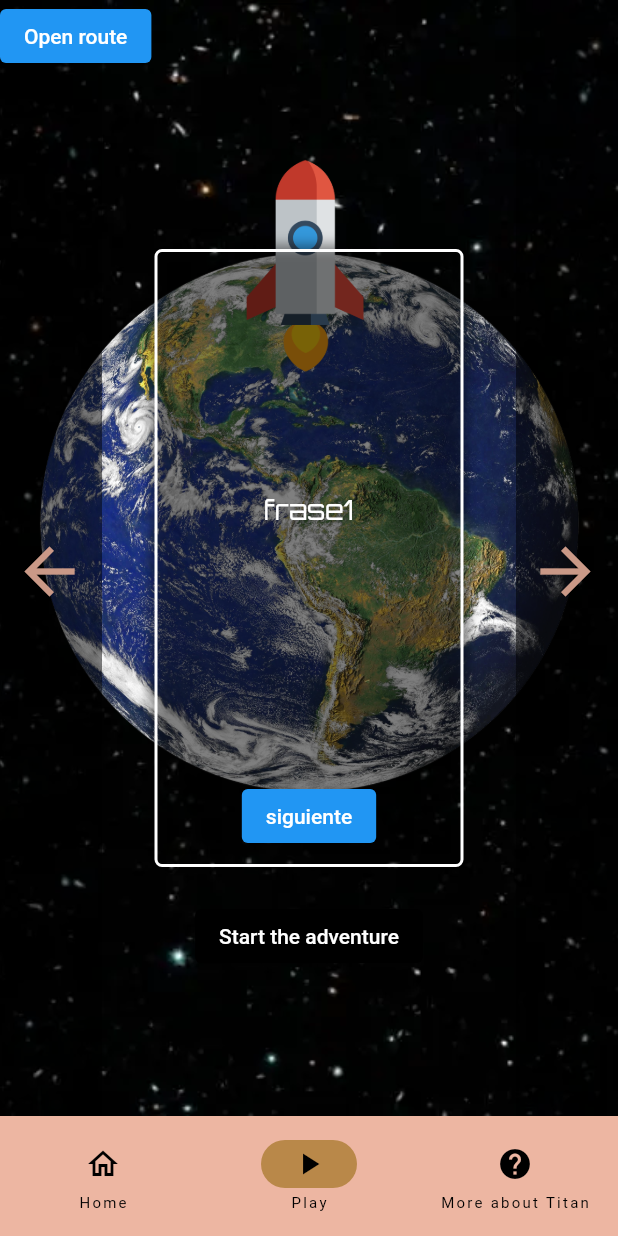
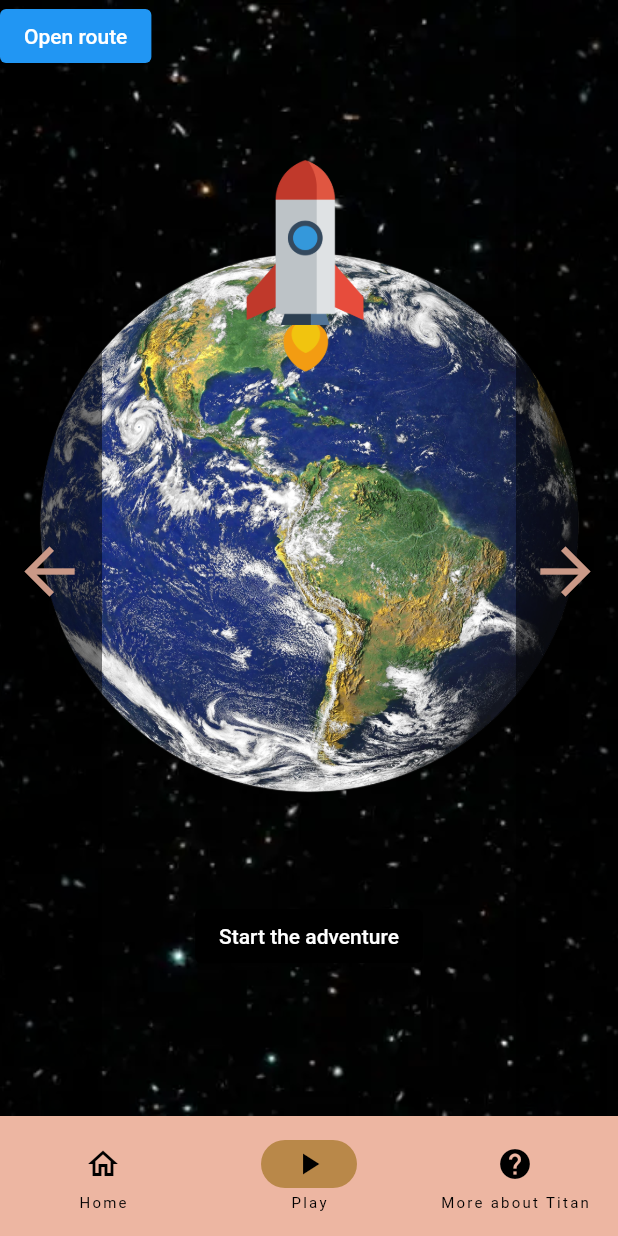
Before and after one commit to seergiomadrid/metrovalencia, a Flutter app: the screen it shows after launch, item 2 of the bottom bar chosen, on a phone screen of 412 x 824 dp. Run offline on Flutter 3.47's test engine with Material 2 defaults, Android fonts, the light colour scheme and no system bars; our stand-ins replace google_fonts.

Commit message:
new changes helena

```diff
--- a/lib/StartGame.dart
+++ b/lib/StartGame.dart
@@ -27,14 +27,9 @@
           children: [
             const mainMenu(),
             arrowForwardGame(context, const SecondRoute(), false),
-            arrowBackGame(context),
+
             dialogoHistoria(enunciado: widget.enunciado),
-            ElevatedButton(
-              child: const Text('Open route'),
-              onPressed: () {
-                //s enunciadoReal.frases
-              },
-            ),
+
           ],
         ),
       );
--- a/lib/main.dart
+++ b/lib/main.dart
@@ -67,7 +67,7 @@
         HomeView(),
         StartGame(
           enunciado: Enunciado(frases: ['frase1', 'frase2']),
-          tieneTexto: true,
+          tieneTexto: false, // CAMBIADOO
         ),
         titanInfo(),
 
```
Also changed, not shown: lib/GameFlow.dart (+3 -7 lines).
